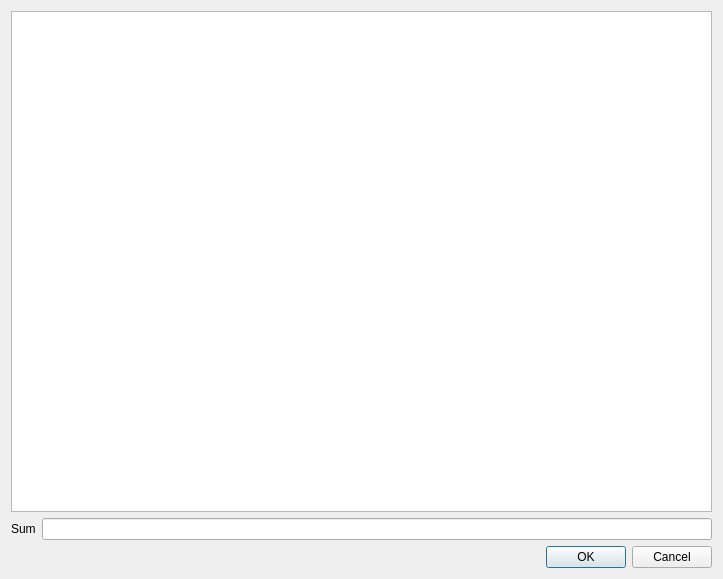
Before: the Qt Designer form ui/chooseutxosdialog.ui in gbizzotto/ourWallet, drawn with Qt 5.
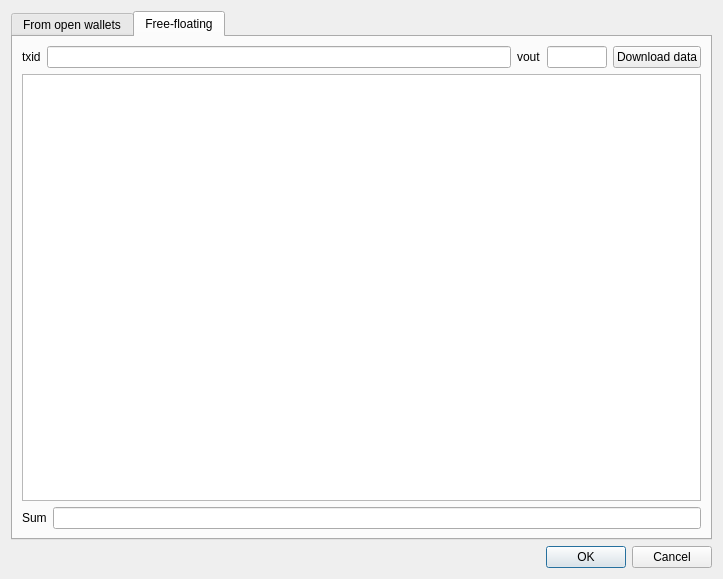
After: the same form once the commit is applied. The open tabs and pages were chosen to show the change.

Commit message: Better utxo-add UI; More code moved to transaction.

The edit to the form file:
```diff
--- a/ui/chooseutxosdialog.ui
+++ b/ui/chooseutxosdialog.ui
@@ -15,6 +15,37 @@
   </property>
   <layout class="QVBoxLayout" name="verticalLayout_2">
    <item>
+    <widget class="QTabWidget" name="tabWidget">
+     <property name="currentIndex">
+      <number>0</number>
+     </property>
+     <widget class="QWidget" name="tab">
+      <attribute name="title">
+       <string>From open wallets</string>
+      </attribute>
+      <layout class="QVBoxLayout" name="verticalLayout">
+       <item>
+        <layout class="QHBoxLayout" name="horizontalLayout_2">
+         <item>
+          <widget class="QLabel" name="label_2">
+           <property name="text">
+            <string>Wallet</string>
+           </property>
+          </widget>
+         </item>
+         <item>
+          <widget class="QComboBox" name="comboBox">
+           <property name="sizePolicy">
+            <sizepolicy hsizetype="Expanding" vsizetype="Fixed">
+             <horstretch>0</horstretch>
+             <verstretch>0</verstretch>
+            </sizepolicy>
+           </property>
+          </widget>
+         </item>
+        </layout>
+       </item>
+       <item>
     <widget class="QTableWidget" name="UTXOsTableWidget">
      <property name="editTriggers">
       <set>QAbstractItemView::NoEditTriggers</set>
@@ -56,6 +87,83 @@
       </widget>
      </item>
     </layout>
+       </item>
+      </layout>
+     </widget>
+     <widget class="QWidget" name="tab_2">
+      <attribute name="title">
+       <string>Free-floating</string>
+      </attribute>
+      <layout class="QVBoxLayout" name="verticalLayout_3">
+       <item>
+        <layout class="QHBoxLayout" name="horizontalLayout_3">
+         <item>
+          <widget class="QLabel" name="label_3">
+           <property name="text">
+            <string>txid</string>
+           </property>
+          </widget>
+         </item>
+         <item>
+          <widget class="QLineEdit" name="ffTxidEdit"/>
+         </item>
+         <item>
+          <widget class="QLabel" name="label_4">
+           <property name="text">
+            <string>vout</string>
+           </property>
+          </widget>
+         </item>
+         <item>
+          <widget class="QLineEdit" name="ffVoutEdit">
+           <property name="maximumSize">
+            <size>
+             <width>60</width>
+             <height>16777215</height>
+            </size>
+           </property>
+          </widget>
+         </item>
+         <item>
+          <widget class="QPushButton" name="ffDLDataButton">
+           <property name="text">
+            <string>Download data</string>
+           </property>
+          </widget>
+         </item>
+        </layout>
+       </item>
+       <item>
+        <widget class="QTableWidget" name="ffUTXOsTableWidget">
+         <attribute name="horizontalHeaderStretchLastSection">
+          <bool>true</bool>
+         </attribute>
+         <attribute name="verticalHeaderVisible">
+          <bool>false</bool>
+         </attribute>
+        </widget>
+       </item>
+       <item>
+        <layout class="QHBoxLayout" name="horizontalLayout_4">
+         <item>
+          <widget class="QLabel" name="label_5">
+           <property name="text">
+            <string>Sum</string>
+           </property>
+          </widget>
+         </item>
+         <item>
+          <widget class="QLineEdit" name="ffUTXOsSumEdit">
+           <property name="readOnly">
+            <bool>true</bool>
+           </property>
+          </widget>
+         </item>
+        </layout>
+       </item>
+      </layout>
+     </widget>
+    </widget>
    </item>
    <item>
     <widget class="QDialogButtonBox" name="buttonBox">
```
Lines whose indentation alone changed are shown as unchanged. The commit also changes 5 other files.
